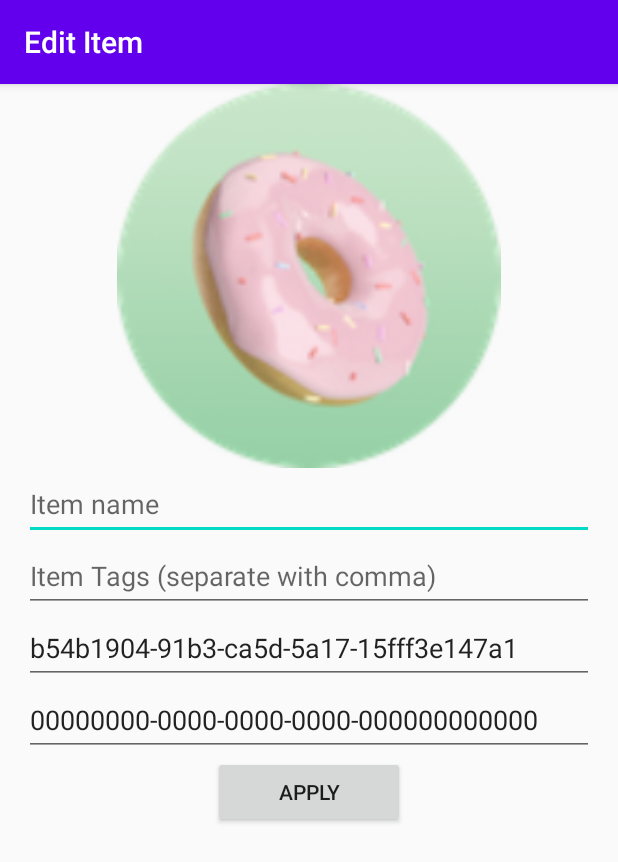
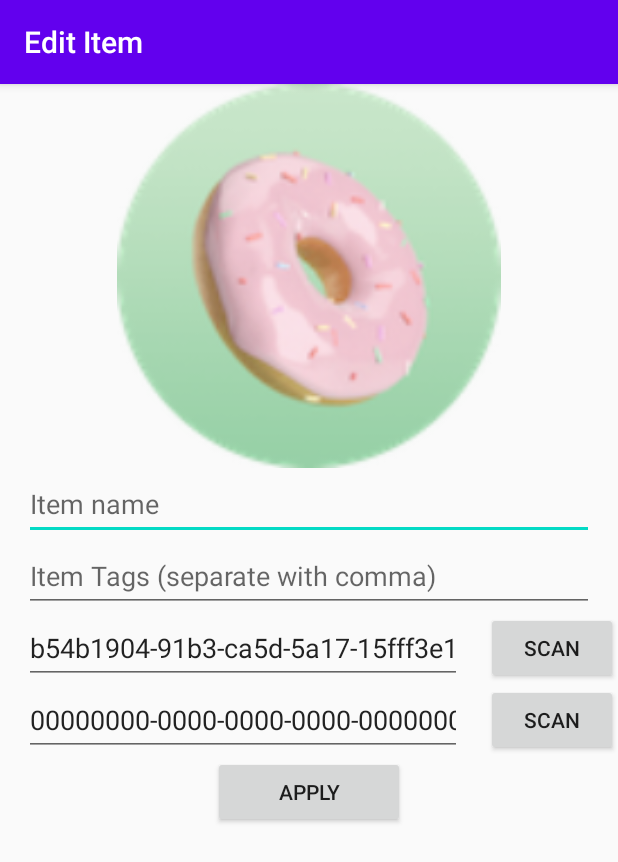
Before and after one commit to Epicalert/thingsearch, an Android app: the EditItem screen opened directly, with no data from a screen before it, on a phone screen of 412 x 824 dp. Shown: the top 862 px of the screen. Run offline under Robolectric (Android 15) with nearby library versions, the phone set to English and light mode, and no system bars; libraries missing offline, so code that uses them is left out: com.google.zxing.integration.

Commit message:
add barcode scanning to id fields
You can now scan any barcode supported by ZXing to input a UUID.

```diff
--- a/app/build.gradle
+++ b/app/build.gradle
@@ -39,6 +39,9 @@ dependencies {
     implementation "androidx.room:room-runtime:$room_version"
     kapt "androidx.room:room-compiler:$room_version"
 
+    implementation('com.journeyapps:zxing-android-embedded:4.1.0') { transitive = false }
+    implementation 'com.google.zxing:core:3.3.0'
+
     implementation fileTree(dir: "libs", include: ["*.jar"])
     implementation "org.jetbrains.kotlin:kotlin-stdlib:$kotlin_version"
     implementation 'androidx.core:core-ktx:1.1.0'
--- a/app/src/main/AndroidManifest.xml
+++ b/app/src/main/AndroidManifest.xml
@@ -1,6 +1,9 @@
 <?xml version="1.0" encoding="utf-8"?>
 <manifest xmlns:android="http://schemas.android.com/apk/res/android"
+    xmlns:tools="http://schemas.android.com/tools"
     package="xyz.epicalert.thingsearch">
+
+    <uses-sdk tools:overrideLibrary="com.google.zxing.client.android" />
 
     <application
         android:allowBackup="true"
--- a/app/src/main/java/xyz/epicalert/thingsearch/Constants.kt
+++ b/app/src/main/java/xyz/epicalert/thingsearch/Constants.kt
@@ -8,3 +8,6 @@ const val EXTRA_ITEM_PARENT = "xyz.epicalert.thingsearch.EXTRA_ITEM_PARENT"
 
 const val REQUEST_CODE_EDIT_ITEM = 101
 const val REQUEST_CODE_ADD_ITEM = 102
+
+const val REQUEST_CODE_SCAN_UUID = 111
+const val REQUEST_CODE_SCAN_PARENT = 112
--- a/app/src/main/res/layout/activity_edit_item.xml
+++ b/app/src/main/res/layout/activity_edit_item.xml
@@ -53,30 +53,66 @@
         android:hint="@string/edit_tags"
         />
 
+    <RelativeLayout
+        android:id="@+id/id_group"
+        android:layout_width="match_parent"
+        android:layout_height="48dp"
+        android:layout_below="@+id/tags">
+
+        <Button
+            android:id="@+id/id_qr"
+            android:layout_width="wrap_content"
+            android:layout_height="48dp"
+            android:text="@string/edit_scan"
+            android:layout_alignParentEnd="true"
+            android:layout_alignParentRight="true"
+            android:onClick="scanQR"/>
+
         <EditText
             android:id="@+id/id"
             android:layout_width="match_parent"
             android:layout_height="48dp"
-        android:layout_below="@+id/tags"
             android:layout_marginHorizontal="16dp"
             android:singleLine="true"
             android:hint="@string/edit_id"
-        />
+            android:layout_toStartOf="@id/id_qr"
+            android:layout_toLeftOf="@id/id_qr" />
+
+    </RelativeLayout>
+
+    <RelativeLayout
+        android:id="@+id/parent_id_group"
+        android:layout_width="match_parent"
+        android:layout_height="wrap_content"
+        android:layout_below="@+id/id_group">
+
+        <Button
+            android:id="@+id/parent_id_qr"
+            android:layout_width="wrap_content"
+            android:layout_height="48dp"
+            android:text="@string/edit_scan"
+            android:layout_alignParentEnd="true"
+            android:layout_alignParentRight="true"
+            android:onClick="scanQR"/>
 
         <EditText
             android:id="@+id/parent_id"
             android:layout_width="match_parent"
             android:layout_height="48dp"
-        android:layout_below="@+id/id"
             android:layout_marginHorizontal="16dp"
             android:singleLine="true"
             android:hint="@string/edit_parent"
-        />
+            android:layout_toStartOf="@+id/parent_id_qr"
+            android:layout_toLeftOf="@+id/parent_id_qr" />
+
+    </RelativeLayout>
+
+
 
     <Button
         android:layout_width="128dp"
         android:layout_height="48dp"
-        android:layout_below="@+id/parent_id"
+        android:layout_below="@+id/parent_id_group"
         android:layout_centerHorizontal="true"
         android:text="@string/apply"
         android:onClick="applyChanges"/>
--- a/app/src/main/res/values/strings.xml
+++ b/app/src/main/res/values/strings.xml
@@ -9,6 +9,7 @@
     <string name="edit_id">Item ID</string>
     <string name="edit_tags">Item Tags (separate with comma)</string>
     <string name="edit_parent">Parent ID</string>
+    <string name="edit_scan">Scan</string>
 
     <string name="view_header_parents">Parents</string>
 
```
Also changed, not shown: app/src/main/java/xyz/epicalert/thingsearch/EditItem.kt (+38 -0 lines). Lines whose indentation alone changed are shown as unchanged.
